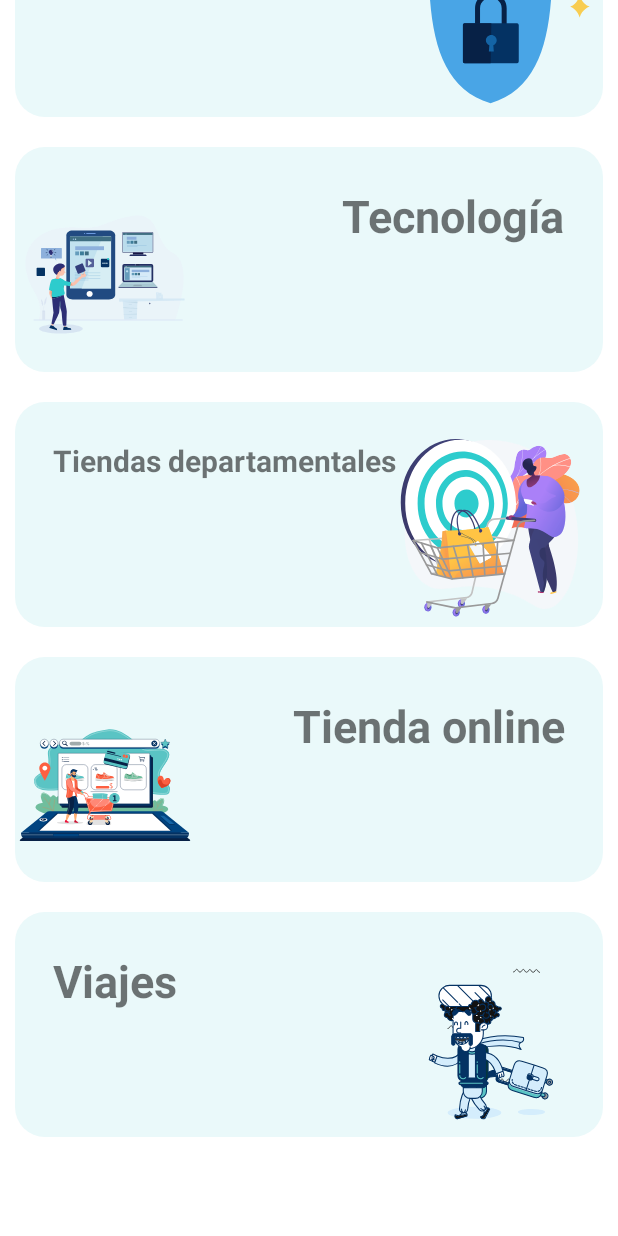
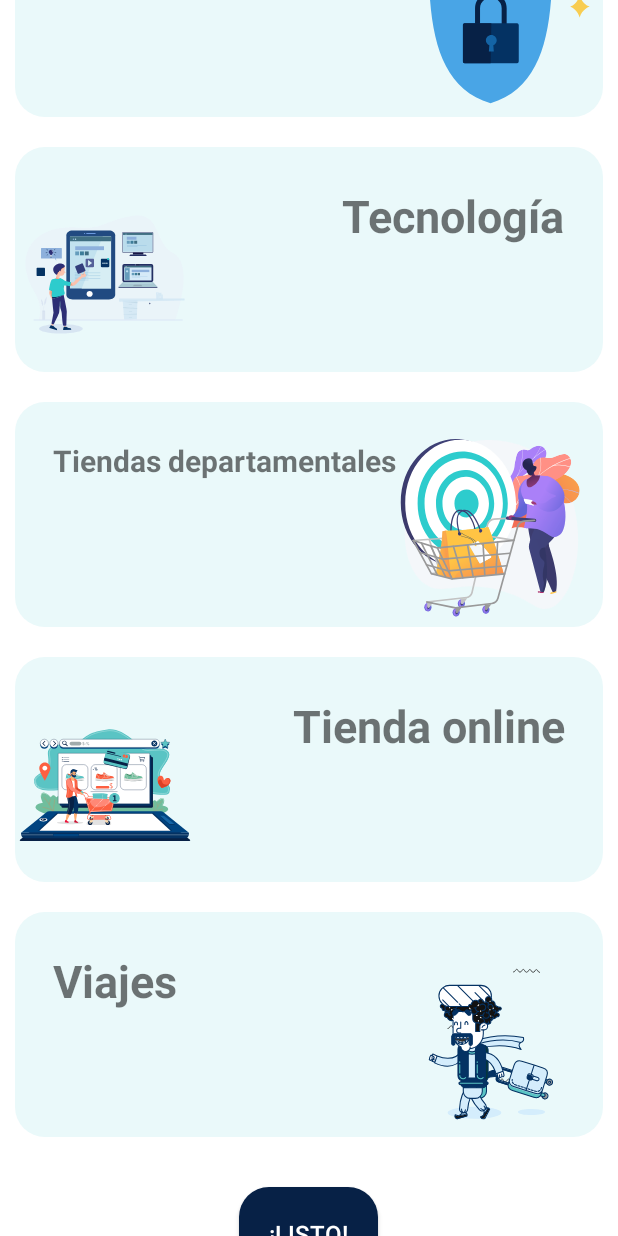
Before and after one commit to javiertapiadev/GeoOfertaHackathonBBVA2020, an Android app: the RegistroGustos screen opened directly, with no data from a screen before it, scrolled down 1153 dp, on a phone screen of 412 x 824 dp. Run offline under Robolectric (Android 15) with nearby library versions, the phone set to English and light mode, and no system bars.

Commit message:
Se corrige bug visual

```diff
--- a/Android/app/src/main/res/layout/activity_registro_gustos.xml
+++ b/Android/app/src/main/res/layout/activity_registro_gustos.xml
@@ -310,14 +310,14 @@
 
         <RelativeLayout
             android:layout_width="match_parent"
-            android:layout_height="50dp"
-            android:layout_marginTop="20dp"
+            android:layout_height="75dp"
+            android:layout_margin="20dp"
             android:layout_marginBottom="20dp"
             android:background="@color/white">
 
             <Button
                 android:id="@+id/buttonListo"
-                android:layout_width="0dp"
+                android:layout_width="wrap_content"
                 android:layout_height="wrap_content"
                 android:background="@drawable/button"
                 android:text="¡Listo!"
@@ -326,9 +326,11 @@
                 android:textSize="16sp"
                 android:textStyle="normal"
                 android:layout_alignParentBottom="true"
-             />
+                android:layout_centerHorizontal="true"
+                />
+        </RelativeLayout>
 
-        </RelativeLayout>
+
 
     </LinearLayout>
 
```
